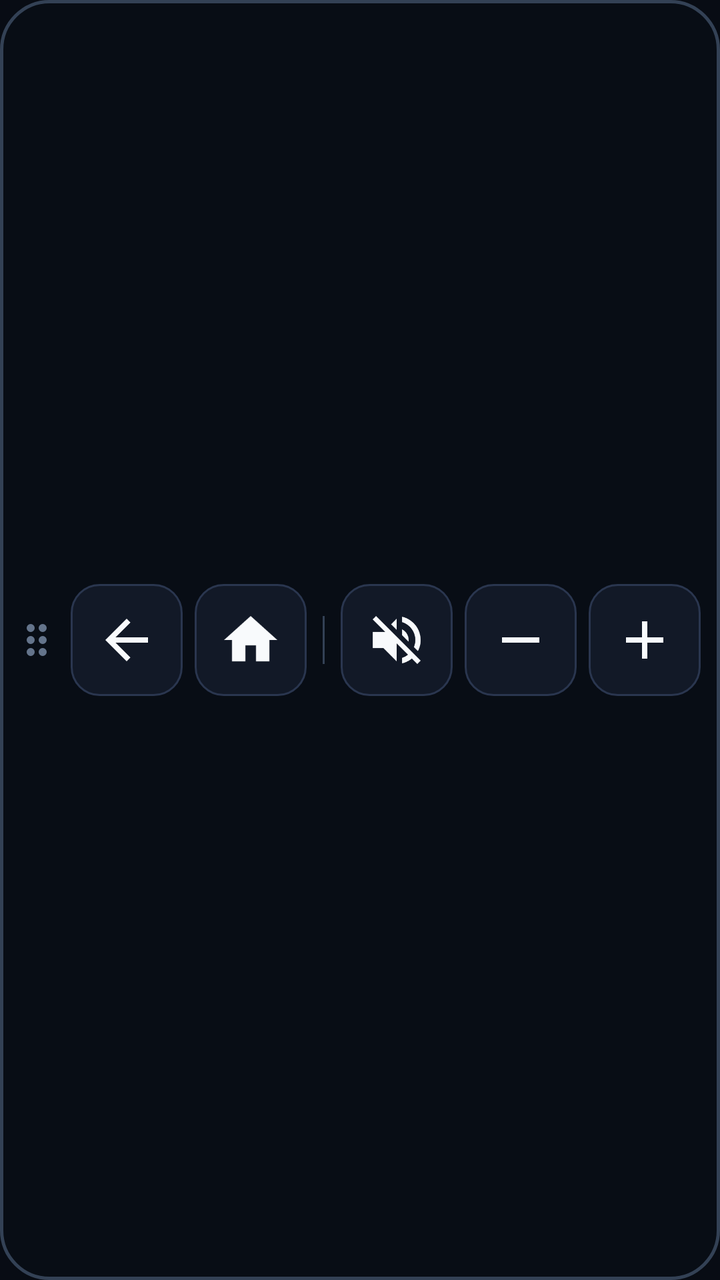
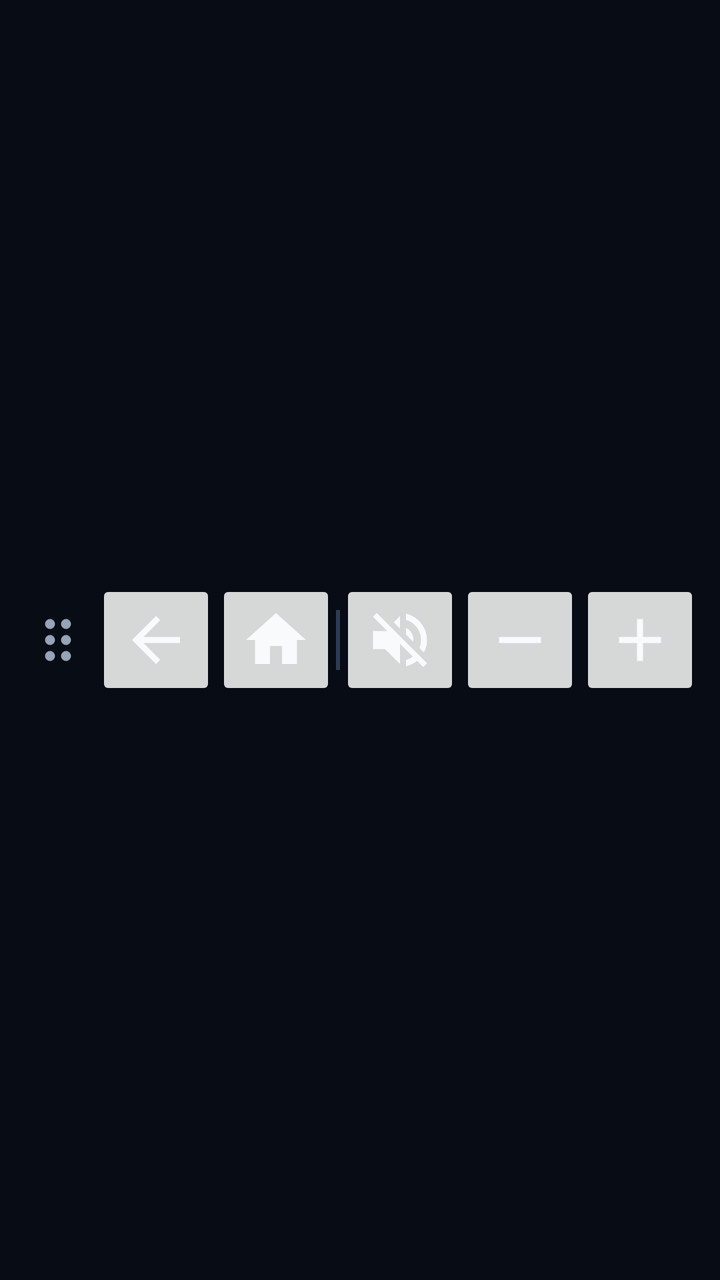

Two renders of the same Android screen: before a commit and after it. Below are the layout's source before the change and the commit's diff.
<!-- AndroidManifest.xml: application theme Theme.CarHeadUnitDock -->
<!-- res/layout/layout_car_dock_bar.xml -->
<?xml version="1.0" encoding="utf-8"?>
<LinearLayout xmlns:android="http://schemas.android.com/apk/res/android"
    android:id="@+id/floatingDockContainer"
    android:layout_width="wrap_content"
    android:layout_height="wrap_content"
    android:background="@drawable/bg_floating_dock"
    android:gravity="center"
    android:orientation="horizontal"
    android:paddingStart="8dp"
    android:paddingTop="4dp"
    android:paddingEnd="8dp"
    android:paddingBottom="4dp">

    
    <ImageView
        android:id="@+id/dragHandle"
        android:layout_width="22dp"
        android:layout_height="48dp"
        android:contentDescription="Déplacer"
        android:padding="2dp"
        android:scaleType="centerInside"
        android:src="@drawable/ic_drag_handle" />

    
    <ImageButton
        android:id="@+id/btnBack"
        android:layout_width="56dp"
        android:layout_height="56dp"
        android:layout_marginStart="4dp"
        android:background="@drawable/bg_button_night"
        android:contentDescription="Retour"
        android:padding="12dp"
        android:scaleType="fitCenter"
        android:src="@drawable/ic_back" />

    
    <ImageButton
        android:id="@+id/btnHome"
        android:layout_width="56dp"
        android:layout_height="56dp"
        android:layout_marginStart="6dp"
        android:background="@drawable/bg_button_night"
        android:contentDescription="Accueil"
        android:padding="12dp"
        android:scaleType="fitCenter"
        android:src="@drawable/ic_home" />

    
    <View
        android:id="@+id/dockSeparator"
        android:layout_width="1dp"
        android:layout_height="24dp"
        android:layout_marginStart="8dp"
        android:layout_marginEnd="8dp"
        android:background="#334155" />

    
    <ImageButton
        android:id="@+id/btnMute"
        android:layout_width="56dp"
        android:layout_height="56dp"
        android:background="@drawable/bg_button_night"
        android:contentDescription="Sourdine"
        android:padding="12dp"
        android:scaleType="fitCenter"
        android:src="@drawable/ic_mute" />

    
    <ImageButton
        android:id="@+id/btnVolDown"
        android:layout_width="56dp"
        android:layout_height="56dp"
        android:layout_marginStart="6dp"
        android:background="@drawable/bg_button_night"
        android:contentDescription="Volume Moins"
        android:padding="12dp"
        android:scaleType="fitCenter"
        android:src="@drawable/ic_volume_down" />

    
    <ImageButton
        android:id="@+id/btnVolUp"
        android:layout_width="56dp"
        android:layout_height="56dp"
        android:layout_marginStart="6dp"
        android:background="@drawable/bg_button_night"
        android:contentDescription="Volume Plus"
        android:padding="12dp"
        android:scaleType="fitCenter"
        android:src="@drawable/ic_volume_up" />

</LinearLayout>
<!-- resources referenced by this layout -->
<resources>
  <!-- drawable bg_button_night (drawable) -->
  <?xml version="1.0" encoding="utf-8"?>
  <ripple xmlns:android="http://schemas.android.com/apk/res/android"
      android:color="@color/car_btn_pressed">
      <item>
          <shape android:shape="rectangle">
              <corners android:radius="14dp" />
              <solid android:color="@color/car_surface_dark" />
              <stroke
                  android:width="1dp"
                  android:color="@color/car_border_dark" />
          </shape>
      </item>
  </ripple>
  <!-- drawable bg_floating_dock (drawable) -->
  <?xml version="1.0" encoding="utf-8"?>
  <shape xmlns:android="http://schemas.android.com/apk/res/android"
      android:shape="rectangle">
      
      <solid android:color="#F2090D16" />
      <corners android:radius="24dp" />
      <stroke
          android:width="1.5dp"
          android:color="#334155" />
  </shape>
  <!-- drawable ic_back (drawable) -->
  <vector xmlns:android="http://schemas.android.com/apk/res/android"
      android:width="24dp"
      android:height="24dp"
      android:viewportWidth="24"
      android:viewportHeight="24">
      <path
          android:fillColor="@color/car_text_primary"
          android:pathData="M20,11H7.83l5.59,-5.59L12,4l-8,8 8,8 1.41,-1.41L7.83,13H20v-2z" />
  </vector>
  <!-- drawable ic_drag_handle (drawable) -->
  <vector xmlns:android="http://schemas.android.com/apk/res/android"
      android:width="16dp"
      android:height="24dp"
      android:viewportWidth="16"
      android:viewportHeight="24">
      
      <path
          android:fillColor="#64748B"
          android:pathData="M5,6a2,2 0,1 1,-4 0a2,2 0,0 1,4 0zm0,6a2,2 0,1 1,-4 0a2,2 0,0 1,4 0zm0,6a2,2 0,1 1,-4 0a2,2 0,0 1,4 0zm6,-12a2,2 0,1 1,-4 0a2,2 0,0 1,4 0zm0,6a2,2 0,1 1,-4 0a2,2 0,0 1,4 0zm0,6a2,2 0,1 1,-4 0a2,2 0,0 1,4 0z" />
  </vector>
  <!-- drawable ic_home (drawable) -->
  <vector xmlns:android="http://schemas.android.com/apk/res/android"
      android:width="24dp"
      android:height="24dp"
      android:viewportWidth="24"
      android:viewportHeight="24">
      <path
          android:fillColor="@color/car_text_primary"
          android:pathData="M10,20v-6h4v6h5v-8h3L12,3 2,12h3v8z" />
  </vector>
  <!-- drawable ic_volume_down (drawable) -->
  <vector xmlns:android="http://schemas.android.com/apk/res/android"
      android:width="24dp"
      android:height="24dp"
      android:viewportWidth="24"
      android:viewportHeight="24">
      <path
          android:fillColor="@color/car_text_primary"
          android:pathData="M19,13H5v-2h14v2z" />
  </vector>
  <!-- drawable ic_volume_up (drawable) -->
  <vector xmlns:android="http://schemas.android.com/apk/res/android"
      android:width="24dp"
      android:height="24dp"
      android:viewportWidth="24"
      android:viewportHeight="24">
      <path
          android:fillColor="@color/car_text_primary"
          android:pathData="M19,13h-6v6h-2v-6H5v-2h6V5h2v6h6v2z" />
  </vector>
  <style name="Theme.CarHeadUnitDock" parent="Theme.MaterialComponents.DayNight.NoActionBar">
          <item name="colorPrimary">@color/car_accent_amber</item>
          <item name="colorPrimaryVariant">@color/car_accent_amber</item>
          <item name="colorOnPrimary">@color/car_bg_black</item>
          <item name="android:statusBarColor">@color/car_bg_black</item>
          <item name="android:windowBackground">@color/car_bg_black</item>
      </style>
  <color name="car_btn_pressed">#334155</color>
  <color name="car_surface_dark">#121927</color>
  <color name="car_border_dark">#2A364F</color>
  <color name="car_text_primary">#F8FAFC</color>
  <color name="car_accent_amber">#F59E0B</color>
  <color name="car_bg_black">#080C14</color>
  <!-- unchanged entries left out for length: 1 -->
</resources>

<!-- the commit's change to res/layout/layout_car_dock_bar.xml (unified diff, before → after) -->
@@ -3,89 +3,69 @@
     android:id="@+id/floatingDockContainer"
     android:layout_width="wrap_content"
     android:layout_height="wrap_content"
-    android:background="@drawable/bg_floating_dock"
     android:gravity="center"
-    android:orientation="horizontal"
-    android:paddingStart="8dp"
-    android:paddingTop="4dp"
-    android:paddingEnd="8dp"
-    android:paddingBottom="4dp">
+    android:orientation="horizontal">
 
     
     <ImageView
         android:id="@+id/dragHandle"
-        android:layout_width="22dp"
-        android:layout_height="48dp"
-        android:contentDescription="Déplacer"
-        android:padding="2dp"
+        android:layout_width="38dp"
+        android:layout_height="60dp"
+        android:clickable="true"
+        android:focusable="true"
+        android:contentDescription="Déplacer la barre"
         android:scaleType="centerInside"
-        android:src="@drawable/ic_drag_handle" />
+        android:src="@drawable/ic_drag_handle_horizontal" />
 
     
     <ImageButton
         android:id="@+id/btnBack"
-        android:layout_width="56dp"
-        android:layout_height="56dp"
-        android:layout_marginStart="4dp"
-        android:background="@drawable/bg_button_night"
+        android:layout_width="60dp"
+        android:layout_height="60dp"
         android:contentDescription="Retour"
-        android:padding="12dp"
         android:scaleType="fitCenter"
         android:src="@drawable/ic_back" />
 
     
     <ImageButton
         android:id="@+id/btnHome"
-        android:layout_width="56dp"
-        android:layout_height="56dp"
-        android:layout_marginStart="6dp"
-        android:background="@drawable/bg_button_night"
+        android:layout_width="60dp"
+        android:layout_height="60dp"
         android:contentDescription="Accueil"
-        android:padding="12dp"
         android:scaleType="fitCenter"
         android:src="@drawable/ic_home" />
 
     
     <View
         android:id="@+id/dockSeparator"
-        android:layout_width="1dp"
-        android:layout_height="24dp"
-        android:layout_marginStart="8dp"
-        android:layout_marginEnd="8dp"
-        android:background="#334155" />
+        android:layout_width="2dp"
+        android:layout_height="30dp"
+        android:background="#2E3D52" />
 
     
     <ImageButton
         android:id="@+id/btnMute"
-        android:layout_width="56dp"
-        android:layout_height="56dp"
-        android:background="@drawable/bg_button_night"
+        android:layout_width="60dp"
+        android:layout_height="60dp"
         android:contentDescription="Sourdine"
-        android:padding="12dp"
         android:scaleType="fitCenter"
         android:src="@drawable/ic_mute" />
 
     
     <ImageButton
         android:id="@+id/btnVolDown"
-        android:layout_width="56dp"
-        android:layout_height="56dp"
-        android:layout_marginStart="6dp"
-        android:background="@drawable/bg_button_night"
+        android:layout_width="60dp"
+        android:layout_height="60dp"
         android:contentDescription="Volume Moins"
-        android:padding="12dp"
         android:scaleType="fitCenter"
         android:src="@drawable/ic_volume_down" />
 
     
     <ImageButton
         android:id="@+id/btnVolUp"
-        android:layout_width="56dp"
-        android:layout_height="56dp"
-        android:layout_marginStart="6dp"
-        android:background="@drawable/bg_button_night"
+        android:layout_width="60dp"
+        android:layout_height="60dp"
         android:contentDescription="Volume Plus"
-        android:padding="12dp"
         android:scaleType="fitCenter"
         android:src="@drawable/ic_volume_up" />
 
<!-- resource entries referenced after the edit -->
@@ -1,30 +1,5 @@
 <!-- resources referenced by this layout -->
 <resources>
-  <!-- drawable bg_button_night (drawable) -->
-  <?xml version="1.0" encoding="utf-8"?>
-  <ripple xmlns:android="http://schemas.android.com/apk/res/android"
-      android:color="@color/car_btn_pressed">
-      <item>
-          <shape android:shape="rectangle">
-              <corners android:radius="14dp" />
-              <solid android:color="@color/car_surface_dark" />
-              <stroke
-                  android:width="1dp"
-                  android:color="@color/car_border_dark" />
-          </shape>
-      </item>
-  </ripple>
-  <!-- drawable bg_floating_dock (drawable) -->
-  <?xml version="1.0" encoding="utf-8"?>
-  <shape xmlns:android="http://schemas.android.com/apk/res/android"
-      android:shape="rectangle">
-      
-      <solid android:color="#F2090D16" />
-      <corners android:radius="24dp" />
-      <stroke
-          android:width="1.5dp"
-          android:color="#334155" />
-  </shape>
   <!-- drawable ic_back (drawable) -->
   <vector xmlns:android="http://schemas.android.com/apk/res/android"
       android:width="24dp"
@@ -35,16 +10,22 @@
           android:fillColor="@color/car_text_primary"
           android:pathData="M20,11H7.83l5.59,-5.59L12,4l-8,8 8,8 1.41,-1.41L7.83,13H20v-2z" />
   </vector>
-  <!-- drawable ic_drag_handle (drawable) -->
+  <!-- drawable ic_drag_handle_horizontal (drawable) -->
   <vector xmlns:android="http://schemas.android.com/apk/res/android"
-      android:width="16dp"
-      android:height="24dp"
-      android:viewportWidth="16"
-      android:viewportHeight="24">
+      android:width="24dp"
+      android:height="36dp"
+      android:viewportWidth="24"
+      android:viewportHeight="36">
       
       <path
-          android:fillColor="#64748B"
-          android:pathData="M5,6a2,2 0,1 1,-4 0a2,2 0,0 1,4 0zm0,6a2,2 0,1 1,-4 0a2,2 0,0 1,4 0zm0,6a2,2 0,1 1,-4 0a2,2 0,0 1,4 0zm6,-12a2,2 0,1 1,-4 0a2,2 0,0 1,4 0zm0,6a2,2 0,1 1,-4 0a2,2 0,0 1,4 0zm0,6a2,2 0,1 1,-4 0a2,2 0,0 1,4 0z" />
+          android:fillColor="#94A3B8"
+          android:pathData="
+              M 8,10 m -2.5,0 a 2.5,2.5 0 1,0 5,0 a 2.5,2.5 0 1,0 -5,0
+              M 8,18 m -2.5,0 a 2.5,2.5 0 1,0 5,0 a 2.5,2.5 0 1,0 -5,0
+              M 8,26 m -2.5,0 a 2.5,2.5 0 1,0 5,0 a 2.5,2.5 0 1,0 -5,0
+              M 16,10 m -2.5,0 a 2.5,2.5 0 1,0 5,0 a 2.5,2.5 0 1,0 -5,0
+              M 16,18 m -2.5,0 a 2.5,2.5 0 1,0 5,0 a 2.5,2.5 0 1,0 -5,0
+              M 16,26 m -2.5,0 a 2.5,2.5 0 1,0 5,0 a 2.5,2.5 0 1,0 -5,0" />
   </vector>
   <!-- drawable ic_home (drawable) -->
   <vector xmlns:android="http://schemas.android.com/apk/res/android"
@@ -83,9 +64,6 @@
           <item name="android:statusBarColor">@color/car_bg_black</item>
           <item name="android:windowBackground">@color/car_bg_black</item>
       </style>
-  <color name="car_btn_pressed">#334155</color>
-  <color name="car_surface_dark">#121927</color>
-  <color name="car_border_dark">#2A364F</color>
   <color name="car_text_primary">#F8FAFC</color>
   <color name="car_accent_amber">#F59E0B</color>
   <color name="car_bg_black">#080C14</color>
